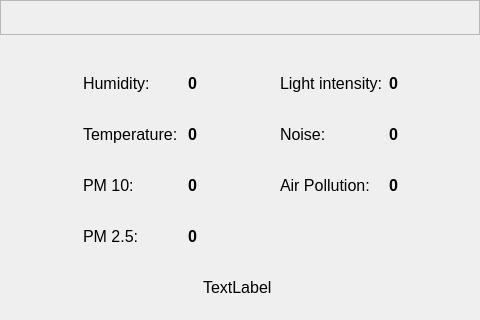
This is src/SMAUG_2018/mainwindow.ui in PaoloCanofari/Seeweb-IoT-Demo-project as Qt 5 draws it before an edit. The edited form follows.
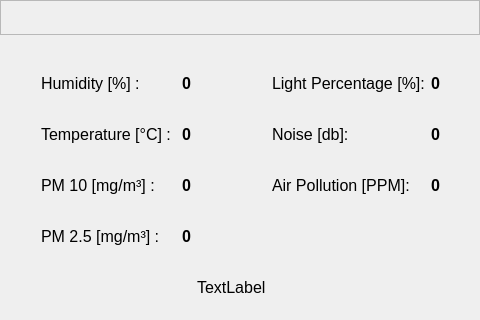
This is the edited form.

Patch:
```diff
--- a/src/SMAUG_2018/mainwindow.ui
+++ b/src/SMAUG_2018/mainwindow.ui
@@ -234,7 +234,7 @@
         </font>
        </property>
        <property name="text">
-        <string>Humidity:</string>
+        <string>&lt;html&gt;&lt;head/&gt;&lt;body&gt;&lt;p&gt;Humidity [%] :&lt;/p&gt;&lt;/body&gt;&lt;/html&gt;</string>
        </property>
       </widget>
      </item>
@@ -246,7 +246,7 @@
         </font>
        </property>
        <property name="text">
-        <string>PM 10: </string>
+        <string>PM 10 [mg/m³] : </string>
        </property>
       </widget>
      </item>
@@ -258,7 +258,7 @@
         </font>
        </property>
        <property name="text">
-        <string>Noise: </string>
+        <string>Noise [db]: </string>
        </property>
       </widget>
      </item>
@@ -270,7 +270,7 @@
         </font>
        </property>
        <property name="text">
-        <string>Light intensity:</string>
+        <string>Light Percentage [%]:</string>
        </property>
       </widget>
      </item>
@@ -324,7 +324,7 @@
         </font>
        </property>
        <property name="text">
-        <string>Temperature: </string>
+        <string>Temperature [°C] : </string>
        </property>
       </widget>
      </item>
@@ -336,7 +336,7 @@
         </font>
        </property>
        <property name="text">
-        <string>Air Pollution: </string>
+        <string>Air Pollution [PPM]: </string>
        </property>
       </widget>
      </item>
@@ -380,7 +380,7 @@
         </font>
        </property>
        <property name="text">
-        <string>PM 2.5:</string>
+        <string>PM 2.5 [mg/m³] :</string>
        </property>
       </widget>
      </item>
```
